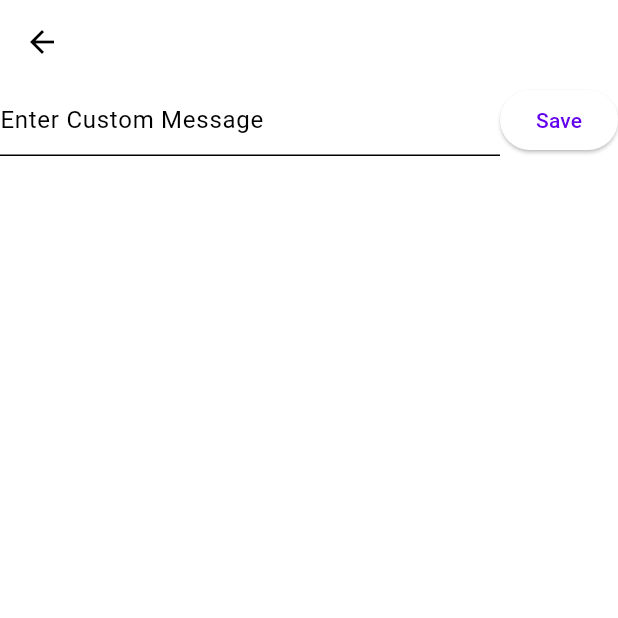
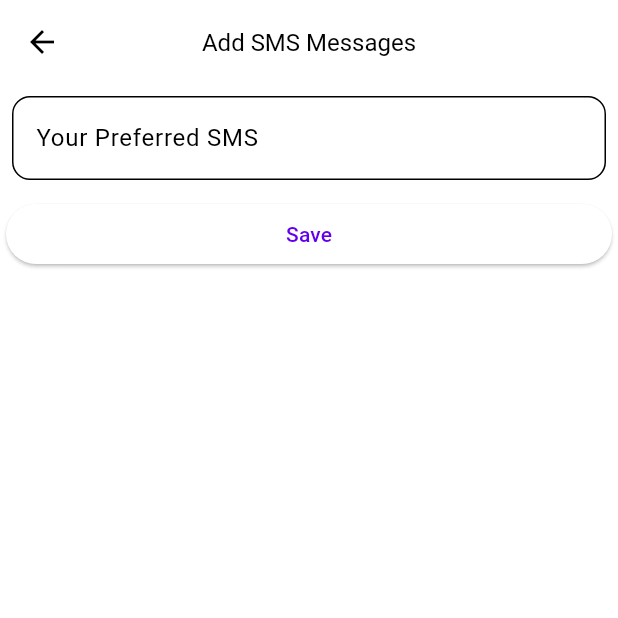
Before and after one commit to someshubham/flutter_call_detector, a Flutter app: the screen it shows after launch, after a tap on the "add" icon, on a phone screen of 412 x 824 dp, the top half of it. Run offline on Flutter 3.47's test engine with Material 2 defaults, Android fonts, the phone set to English and light mode, and no system bars; our stand-ins replace get_it, hive, hive_flutter, permission_handler, rxdart; missing offline and left inert: direct_sms, phone_state; accounts and stored records are empty.

Commit message:
Beautify Add message page

```diff
--- a/lib/modules/call_detector/screens/add_message_page.dart
+++ b/lib/modules/call_detector/screens/add_message_page.dart
@@ -18,28 +18,49 @@ class _AddMessagePageState extends State<AddMessagePage> {
   @override
   Widget build(BuildContext context) {
     return Scaffold(
-      appBar: AppBar(),
+      appBar: AppBar(
+        title: const Text(
+          "Add SMS Messages",
+          style: TextStyle(fontSize: 16),
+        ),
+        centerTitle: true,
+      ),
       body: Center(
         child: Column(
           children: [
-            Row(
+            Column(
               children: [
-                Expanded(
+                Padding(
+                  padding: const EdgeInsets.all(8.0),
                   child: TextField(
                     key: const ValueKey("msg"),
                     controller: messageInputController,
-                    decoration: const InputDecoration(
-                      hintText: "Enter Custom Message",
+                    decoration: InputDecoration(
+                      border: OutlineInputBorder(
+                        borderRadius: BorderRadius.circular(12),
+                      ),
+                      hintText: "Your Preferred SMS",
                     ),
                   ),
                 ),
-                ElevatedButton(
-                  onPressed: () {
-                    messageBloc.saveMessage(messageInputController.text);
-                    messageBloc.setPrimaryMessage(messageInputController.text);
-                    messageInputController.clear();
-                  },
-                  child: const Text("Save"),
+                Padding(
+                  padding: const EdgeInsets.all(4.0),
+                  child: Row(
+                    children: [
+                      Expanded(
+                        child: ElevatedButton(
+                          onPressed: () {
+                            messageBloc
+                                .saveMessage(messageInputController.text);
+                            messageBloc
+                                .setPrimaryMessage(messageInputController.text);
+                            messageInputController.clear();
+                          },
+                          child: const Text("Save"),
+                        ),
+                      ),
+                    ],
+                  ),
                 ),
               ],
             ),
@@ -53,14 +74,25 @@ class _AddMessagePageState extends State<AddMessagePage> {
                       key: ValueKey("list-offstage"),
                     );
                   }
-                  return ListView.builder(
+                  return ListView.separated(
                     shrinkWrap: true,
                     itemCount: list!.length,
+                    separatorBuilder: (_, __) => Padding(
+                      padding: const EdgeInsets.symmetric(horizontal: 16.0),
+                      child: Divider(
+                        color: Theme.of(context).brightness == Brightness.dark
+                            ? Colors.grey[700]
+                            : Colors.grey[300],
+                      ),
+                    ),
                     itemBuilder: (context, index) {
                       return ListTile(
                         key: ValueKey(index),
                         selected: list[index] == messageBloc.primaryMessage,
                         title: Text(list[index]),
+                        trailing: list[index] == messageBloc.primaryMessage
+                            ? const Icon(Icons.check)
+                            : null,
                         onTap: () {
                           messageBloc.setPrimaryMessage(list[index]);
                           setState(() {});
--- a/lib/modules/call_detector/screens/phone_call_detector_page.dart
+++ b/lib/modules/call_detector/screens/phone_call_detector_page.dart
@@ -75,7 +75,10 @@ class _PhoneCallDetectorPageState extends State<PhoneCallDetectorPage> {
   Widget build(BuildContext context) {
     return Scaffold(
       appBar: AppBar(
-        title: const Text("Dk Phone Call Detector"),
+        title: const Text(
+          "DK Phone Call Detector",
+          style: TextStyle(fontSize: 16),
+        ),
         centerTitle: true,
       ),
       body: Center(
```
